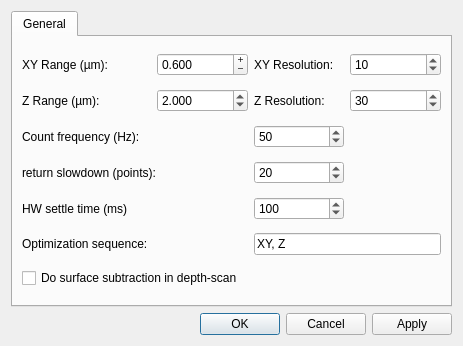
This is gui/confocal/ui_optim_settings.ui in Ulm-IQO/qudi as Qt 5 draws it before an edit. The edited form follows.
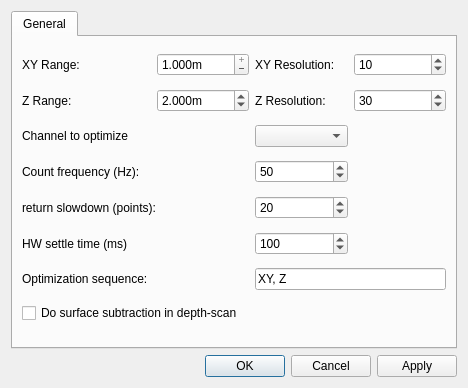
This is the edited form. Custom widgets are drawn as their Qt base class.

Patch:
```diff
--- a/gui/confocal/ui_optim_settings.ui
+++ b/gui/confocal/ui_optim_settings.ui
@@ -6,8 +6,8 @@
    <rect>
     <x>0</x>
     <y>0</y>
-    <width>463</width>
-    <height>346</height>
+    <width>468</width>
+    <height>388</height>
    </rect>
   </property>
   <property name="sizePolicy">
@@ -30,13 +30,23 @@
        <string>General</string>
       </attribute>
       <layout class="QGridLayout" name="gridLayout">
-       <item row="0" column="0">
-        <widget class="QLabel" name="label_2">
+       <item row="4" column="0" colspan="2">
+        <widget class="QLabel" name="return_slow_label">
          <property name="toolTip">
           <string>&lt;html&gt;&lt;head/&gt;&lt;body&gt;&lt;p&gt;&lt;br/&gt;&lt;/p&gt;&lt;/body&gt;&lt;/html&gt;</string>
          </property>
          <property name="text">
-          <string>XY Range (µm):</string>
+          <string>return slowdown (points):</string>
+         </property>
+        </widget>
+       </item>
+       <item row="3" column="0">
+        <widget class="QLabel" name="count_freq_label">
+         <property name="toolTip">
+          <string>Frequency at which the scan pixels are acquired.</string>
+         </property>
+         <property name="text">
+          <string>Count frequency (Hz):</string>
          </property>
         </widget>
        </item>
@@ -51,17 +61,20 @@
          <property name="specialValueText">
           <string/>
          </property>
+         <property name="suffix">
+          <string>m</string>
+         </property>
          <property name="decimals">
           <number>3</number>
          </property>
          <property name="maximum">
-          <double>10.000000000000000</double>
+          <double>1.000000000000000</double>
          </property>
          <property name="singleStep">
           <double>0.010000000000000</double>
          </property>
          <property name="value">
-          <double>0.600000000000000</double>
+          <double>1.000000000000000</double>
          </property>
         </widget>
        </item>
@@ -72,23 +85,40 @@
          </property>
         </widget>
        </item>
-       <item row="0" column="3">
-        <widget class="QSpinBox" name="xy_optimizer_resolution_SpinBox">
+       <item row="0" column="0">
+        <widget class="QLabel" name="xy_range_label">
          <property name="toolTip">
           <string>&lt;html&gt;&lt;head/&gt;&lt;body&gt;&lt;p&gt;&lt;span style=&quot; font-size:10pt;&quot;&gt;Specify the distance between two subsequent scanned points for optimizer in xy scan.&lt;/span&gt;&lt;/p&gt;&lt;/body&gt;&lt;/html&gt;</string>
          </property>
-         <property name="minimum">
-          <number>1</number>
+         <property name="text">
+          <string>XY Range:</string>
+         </property>
+        </widget>
+       </item>
+       <item row="6" column="0">
+        <widget class="QLabel" name="opt_sequence_label">
+         <property name="text">
+          <string>Optimization sequence: </string>
+         </property>
+        </widget>
+       </item>
+       <item row="1" column="2">
+        <widget class="QLabel" name="z_res_label">
+         <property name="text">
+          <string>Z Resolution:</string>
+         </property>
+        </widget>
+       </item>
+       <item row="3" column="2">
+        <widget class="QSpinBox" name="count_freq_SpinBox">
+         <property name="toolTip">
+          <string>Frequency at which the scan pixels are acquired.</string>
+         </property>
+         <property name="maximum">
+          <number>10000</number>
          </property>
          <property name="value">
-          <number>10</number>
-         </property>
-        </widget>
-       </item>
-       <item row="1" column="0">
-        <widget class="QLabel" name="label_3">
-         <property name="text">
-          <string>Z Range (µm):</string>
+          <number>50</number>
          </property>
         </widget>
        </item>
@@ -98,7 +128,7 @@
           <string>&lt;html&gt;&lt;head/&gt;&lt;body&gt;&lt;p&gt;&lt;span style=&quot; font-size:10pt;&quot;&gt;Scan range of the optimizer in the z direction.&lt;/span&gt;&lt;/p&gt;&lt;/body&gt;&lt;/html&gt;</string>
          </property>
          <property name="suffix">
-          <string/>
+          <string>m</string>
          </property>
          <property name="decimals">
           <number>3</number>
@@ -114,10 +144,20 @@
          </property>
         </widget>
        </item>
-       <item row="1" column="2">
-        <widget class="QLabel" name="label_4">
+       <item row="7" column="0" colspan="2">
+        <widget class="QCheckBox" name="do_surface_subtraction_CheckBox">
+         <property name="toolTip">
+          <string>Perform a second depth scan displaced sideways (in X), and subtract to remove surface brightness from the optimizer depth scan.</string>
+         </property>
          <property name="text">
-          <string>Z Resolution:</string>
+          <string>Do surface subtraction in depth-scan</string>
+         </property>
+        </widget>
+       </item>
+       <item row="6" column="2" colspan="2">
+        <widget class="QLineEdit" name="optimization_sequence_lineEdit">
+         <property name="text">
+          <string>XY, Z</string>
          </property>
         </widget>
        </item>
@@ -134,54 +174,8 @@
          </property>
         </widget>
        </item>
-       <item row="2" column="0">
-        <widget class="QLabel" name="label_5">
-         <property name="toolTip">
-          <string>Frequency at which the scan pixels are acquired.</string>
-         </property>
-         <property name="text">
-          <string>Count frequency (Hz):</string>
-         </property>
-        </widget>
-       </item>
-       <item row="2" column="2">
-        <widget class="QSpinBox" name="count_freq_SpinBox">
-         <property name="toolTip">
-          <string>Frequency at which the scan pixels are acquired.</string>
-         </property>
-         <property name="maximum">
-          <number>10000</number>
-         </property>
-         <property name="value">
-          <number>50</number>
-         </property>
-        </widget>
-       </item>
-       <item row="3" column="0" colspan="2">
-        <widget class="QLabel" name="label_6">
-         <property name="toolTip">
-          <string>Resolution (number of steps) in the return scan that occurs between each line of the XY scan.</string>
-         </property>
-         <property name="text">
-          <string>return slowdown (points):</string>
-         </property>
-        </widget>
-       </item>
-       <item row="3" column="2">
-        <widget class="QSpinBox" name="return_slow_SpinBox">
-         <property name="toolTip">
-          <string>Resolution (number of steps) in the return scan that occurs between each line of the XY scan.</string>
-         </property>
-         <property name="maximum">
-          <number>1000</number>
-         </property>
-         <property name="value">
-          <number>20</number>
-         </property>
-        </widget>
-       </item>
-       <item row="4" column="0">
-        <widget class="QLabel" name="label_8">
+       <item row="5" column="0">
+        <widget class="QLabel" name="hw_settle_label">
          <property name="toolTip">
           <string>Settle time to let the scanning HW reach the start-point of the optimization scans.</string>
          </property>
@@ -190,7 +184,7 @@
          </property>
         </widget>
        </item>
-       <item row="4" column="2">
+       <item row="5" column="2">
         <widget class="QSpinBox" name="hw_settle_time_SpinBox">
          <property name="toolTip">
           <string>Settle time to let the scanning HW reach the start-point of the optimization scans.</string>
@@ -203,30 +197,49 @@
          </property>
         </widget>
        </item>
-       <item row="5" column="0">
-        <widget class="QLabel" name="label_7">
-         <property name="text">
-          <string>Optimization sequence: </string>
+       <item row="4" column="2">
+        <widget class="QSpinBox" name="return_slow_SpinBox">
+         <property name="toolTip">
+          <string>Resolution (number of steps) in the return scan that occurs between each line of the XY scan.</string>
          </property>
+         <property name="maximum">
+          <number>1000</number>
+         </property>
+         <property name="value">
+          <number>20</number>
+         </property>
         </widget>
        </item>
-       <item row="5" column="2" colspan="2">
-        <widget class="QLineEdit" name="optimization_sequence_lineEdit">
+       <item row="1" column="0">
+        <widget class="QLabel" name="z_range_label">
          <property name="text">
-          <string>XY, Z</string>
+          <string>Z Range:</string>
          </property>
         </widget>
        </item>
-       <item row="6" column="0" colspan="2">
-        <widget class="QCheckBox" name="do_surface_subtraction_CheckBox">
+       <item row="0" column="3">
+        <widget class="QSpinBox" name="xy_optimizer_resolution_SpinBox">
          <property name="toolTip">
           <string>Perform a second depth scan displaced sideways (in X), and subtract to remove surface brightness from the optimizer depth scan.</string>
          </property>
+         <property name="minimum">
+          <number>1</number>
+         </property>
+         <property name="value">
+          <number>10</number>
+         </property>
+        </widget>
+       </item>
+       <item row="2" column="0">
+        <widget class="QLabel" name="opt_channel_label">
          <property name="text">
-          <string>Do surface subtraction in depth-scan</string>
+          <string>Channel to optimize</string>
          </property>
         </widget>
        </item>
+       <item row="2" column="2">
+        <widget class="QComboBox" name="opt_channel_ComboBox"/>
+       </item>
       </layout>
      </widget>
     </widget>
@@ -249,6 +262,13 @@
    </item>
   </layout>
  </widget>
+ <customwidgets>
+  <customwidget>
+   <class>ScienDSpinBox</class>
+   <extends>QDoubleSpinBox</extends>
+   <header>qtwidgets.scientific_spinbox.h</header>
+  </customwidget>
+ </customwidgets>
  <tabstops>
   <tabstop>buttonBox</tabstop>
  </tabstops>
```
Left out of the diff: 14 changed lines with no effect on the pictures.
